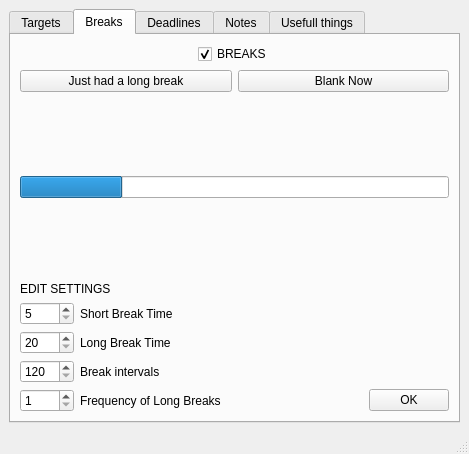
The window that MainWindow.ui (z-dodson/productivity-app) describes before a commit, drawn with Qt 5.
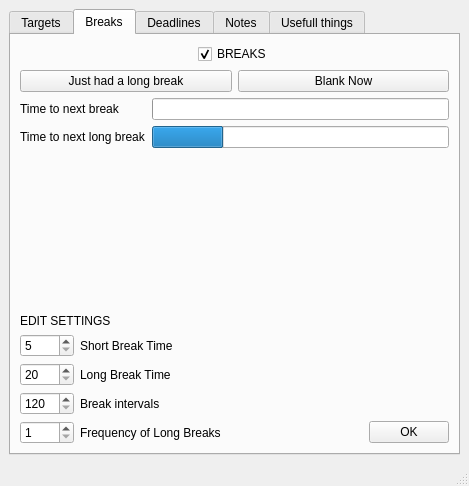
The same window after the commit.

```diff
--- a/MainWindow.ui
+++ b/MainWindow.ui
@@ -7,7 +7,7 @@
     <x>0</x>
     <y>0</y>
     <width>469</width>
-    <height>454</height>
+    <height>486</height>
    </rect>
   </property>
   <property name="windowTitle">
@@ -164,17 +164,46 @@
          </layout>
         </item>
         <item>
-         <spacer name="verticalSpacer_2">
-          <property name="orientation">
-           <enum>Qt::Vertical</enum>
-          </property>
-          <property name="sizeHint" stdset="0">
-           <size>
-            <width>20</width>
-            <height>40</height>
-           </size>
-          </property>
-         </spacer>
+         <layout class="QHBoxLayout" name="horizontalLayout_8">
+          <item>
+           <layout class="QVBoxLayout" name="verticalLayout_11">
+            <item>
+             <layout class="QVBoxLayout" name="verticalLayout_12">
+              <item>
+               <widget class="QLabel" name="label_3">
+                <property name="text">
+                 <string>Time to next break</string>
+                </property>
+               </widget>
+              </item>
+              <item>
+               <widget class="QLabel" name="label_8">
+                <property name="text">
+                 <string>Time to next long break</string>
+                </property>
+               </widget>
+              </item>
+             </layout>
+            </item>
+           </layout>
+          </item>
+          <item>
+           <layout class="QVBoxLayout" name="verticalLayout_13">
+            <item>
+             <widget class="QProgressBar" name="time_progressBar">
+              <property name="enabled">
+               <bool>true</bool>
+              </property>
+              <property name="maximum">
+               <number>10000</number>
+              </property>
+              <property name="value">
+               <number>24</number>
+              </property>
+              <property name="textVisible">
+               <bool>false</bool>
+              </property>
+             </widget>
         </item>
         <item>
          <widget class="QProgressBar" name="breaks_progressBar">
@@ -186,8 +215,12 @@
           </property>
          </widget>
         </item>
+           </layout>
+          </item>
+         </layout>
+        </item>
         <item>
-         <spacer name="verticalSpacer_6">
+         <spacer name="verticalSpacer_2">
           <property name="orientation">
            <enum>Qt::Vertical</enum>
           </property>
```
Left out of the diff: 6 changed lines with no effect on the pictures. Lines whose indentation alone changed are shown as unchanged.
